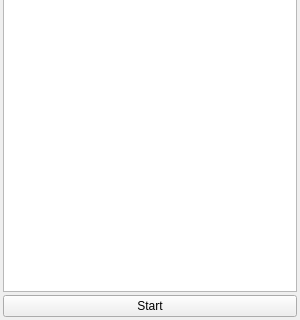
lonegather/MtoU, file maya/ui/batch.ui: the form before one commit; both pictures show x 0 to 300 and y 180 to 500 of the 300 by 500 pixel window.
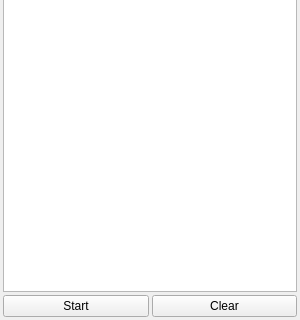
The form after the commit.

Commit message: Bug fix on submitting and batch framework

```diff
--- a/maya/ui/batch.ui
+++ b/maya/ui/batch.ui
@@ -60,6 +60,13 @@
        </property>
       </widget>
      </item>
+     <item>
+      <widget class="QPushButton" name="btn_clear">
+       <property name="text">
+        <string>Clear</string>
+       </property>
+      </widget>
+     </item>
     </layout>
    </item>
   </layout>
```
The commit also changes 12 other files.
